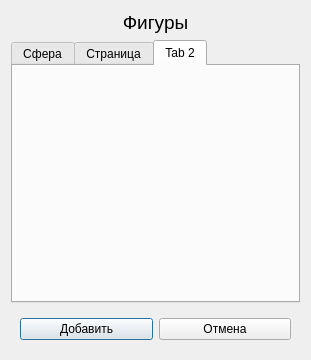
AirEM/university, file Course Work/CourseWork/UI/figuredialog.ui: the form before one commit.
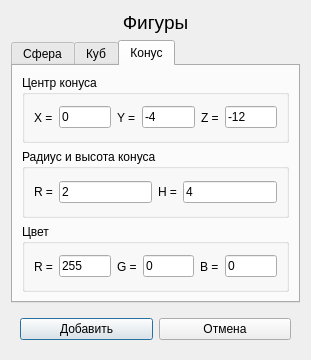
The form after the commit. The open tabs and pages were chosen to show the change.

What changed in the file:
```diff
--- a/Course Work/CourseWork/UI/figuredialog.ui
+++ b/Course Work/CourseWork/UI/figuredialog.ui
@@ -140,13 +140,154 @@
      </widget>
      <widget class="QWidget" name="cubeTab">
       <attribute name="title">
-       <string>Страница</string>
+       <string>Куб</string>
       </attribute>
      </widget>
      <widget class="QWidget" name="coneTab">
       <attribute name="title">
-       <string>Tab 2</string>
+       <string>Конус</string>
       </attribute>
+      <layout class="QVBoxLayout" name="verticalLayout_4">
+       <item>
+        <widget class="QGroupBox" name="conePointGroupBox">
+         <property name="title">
+          <string>Центр конуса</string>
+         </property>
+         <layout class="QHBoxLayout" name="horizontalLayout_15">
+          <item>
+           <widget class="QLabel" name="xConeLabel">
+            <property name="text">
+             <string>X =</string>
+            </property>
+           </widget>
+          </item>
+          <item>
+           <widget class="QLineEdit" name="xConeLineEdit">
+            <property name="text">
+             <string>0</string>
+            </property>
+           </widget>
+          </item>
+          <item>
+           <widget class="QLabel" name="yConeLabel">
+            <property name="text">
+             <string>Y =</string>
+            </property>
+           </widget>
+          </item>
+          <item>
+           <widget class="QLineEdit" name="yConeLineEdit">
+            <property name="text">
+             <string>-4</string>
+            </property>
+           </widget>
+          </item>
+          <item>
+           <widget class="QLabel" name="zConeLabel">
+            <property name="text">
+             <string>Z =</string>
+            </property>
+           </widget>
+          </item>
+          <item>
+           <widget class="QLineEdit" name="zConeLineEdit">
+            <property name="text">
+             <string>-12</string>
+            </property>
+           </widget>
+          </item>
+         </layout>
+        </widget>
+       </item>
+       <item>
+        <widget class="QGroupBox" name="coneRadiusGroupBox">
+         <property name="title">
+          <string>Радиус и высота конуса</string>
+         </property>
+         <layout class="QHBoxLayout" name="horizontalLayout_8">
+          <item>
+           <widget class="QLabel" name="radiusConeLabel">
+            <property name="text">
+             <string>R =</string>
+            </property>
+           </widget>
+          </item>
+          <item>
+           <widget class="QLineEdit" name="radiusConeLineEdit">
+            <property name="text">
+             <string>2</string>
+            </property>
+           </widget>
+          </item>
+          <item>
+           <widget class="QLabel" name="heightConeLabel">
+            <property name="text">
+             <string>H =</string>
+            </property>
+           </widget>
+          </item>
+          <item>
+           <widget class="QLineEdit" name="heightConeLineEdit">
+            <property name="text">
+             <string>4</string>
+            </property>
+           </widget>
+          </item>
+         </layout>
+        </widget>
+       </item>
+       <item>
+        <widget class="QGroupBox" name="coneColorGroupBox">
+         <property name="title">
+          <string>Цвет</string>
+         </property>
+         <layout class="QHBoxLayout" name="horizontalLayout_14">
+          <item>
+           <widget class="QLabel" name="redConeLabel">
+            <property name="text">
+             <string>R =</string>
+            </property>
+           </widget>
+          </item>
+          <item>
+           <widget class="QLineEdit" name="redConeLineEdit">
+            <property name="text">
+             <string>255</string>
+            </property>
+           </widget>
+          </item>
+          <item>
+           <widget class="QLabel" name="greenConeLabel">
+            <property name="text">
+             <string>G =</string>
+            </property>
+           </widget>
+          </item>
+          <item>
+           <widget class="QLineEdit" name="greenConeLineEdit">
+            <property name="text">
+             <string>0</string>
+            </property>
+           </widget>
+          </item>
+          <item>
+           <widget class="QLabel" name="blueConeLabel">
+            <property name="text">
+             <string>B =</string>
+            </property>
+           </widget>
+          </item>
+          <item>
+           <widget class="QLineEdit" name="blueConeLineEdit">
+            <property name="text">
+             <string>0</string>
+            </property>
+           </widget>
+          </item>
+         </layout>
+        </widget>
+       </item>
+      </layout>
      </widget>
     </widget>
    </item>
```
Left out of the diff: 169 changed lines with no effect on the pictures.
